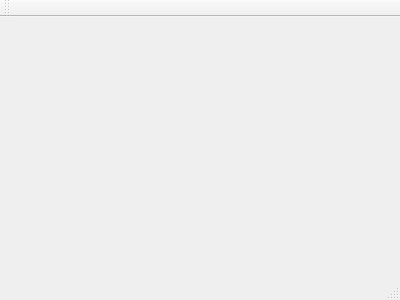
dworak/licence-plate-extractor, file LicensePlateExtractor/mainwindow.ui: the form before one commit.
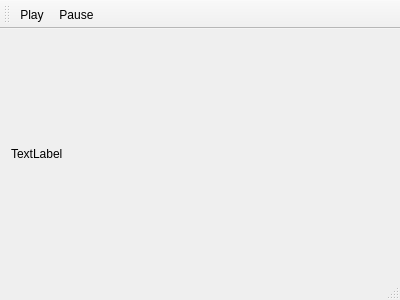
The form after the commit.

Diff of the .ui file:
```diff
--- a/LicensePlateExtractor/mainwindow.ui
+++ b/LicensePlateExtractor/mainwindow.ui
@@ -12,13 +12,50 @@
   <property name="windowTitle" >
    <string>MainWindow</string>
   </property>
-  <widget class="QMenuBar" name="menuBar" />
-  <widget class="QToolBar" name="mainToolBar" />
-  <widget class="QWidget" name="centralWidget" />
-  <widget class="QStatusBar" name="statusBar" />
+  <widget class="QWidget" name="centralWidget">
+   <layout class="QHBoxLayout" name="horizontalLayout">
+    <item>
+     <widget class="QLabel" name="label">
+      <property name="text">
+       <string>TextLabel</string>
+      </property>
+     </widget>
+    </item>
+   </layout>
+  </widget>
+  <widget class="QMenuBar" name="menuBar">
+   <property name="geometry">
+    <rect>
+     <x>0</x>
+     <y>0</y>
+     <width>400</width>
+     <height>21</height>
+    </rect>
+   </property>
+  </widget>
+  <widget class="QToolBar" name="mainToolBar">
+   <attribute name="toolBarArea">
+    <enum>TopToolBarArea</enum>
+   </attribute>
+   <attribute name="toolBarBreak">
+    <bool>false</bool>
+   </attribute>
+   <addaction name="actionPlay"/>
+   <addaction name="actionPause"/>
+  </widget>
+  <widget class="QStatusBar" name="statusBar"/>
+  <action name="actionPlay">
+   <property name="text">
+    <string>Play</string>
+   </property>
+  </action>
+  <action name="actionPause">
+   <property name="text">
+    <string>Pause</string>
+   </property>
+  </action>
  </widget>
- <layoutDefault spacing="6" margin="11" />
- <pixmapfunction></pixmapfunction>
+ <layoutdefault spacing="6" margin="11"/>
  <resources/>
  <connections/>
 </ui>
```
Left out of the diff: 7 changed lines with no effect on the pictures.
